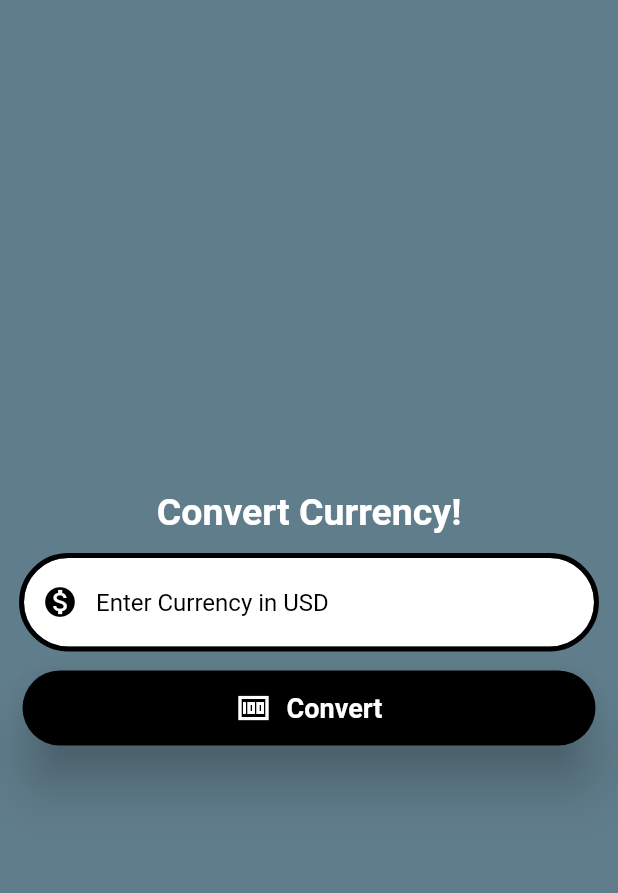
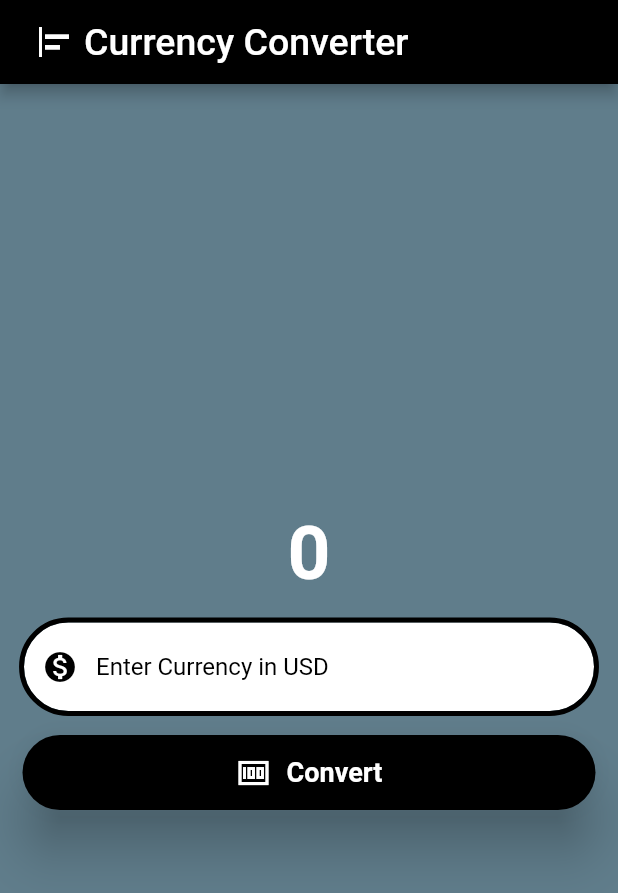
Before and after one commit to sxmbaka/currency_converter, a Flutter app: the screen it shows after launch, on a phone screen of 412 x 824 dp. Shown: the top 893 px of the screen. Run offline on Flutter 3.47's test engine with Material 2 defaults, Android fonts, the phone set to English and light mode, and no system bars.

Commit message:
Added appbar and title.

```diff
--- a/lib/currency_converter_material_page.dart
+++ b/lib/currency_converter_material_page.dart
@@ -18,6 +18,24 @@ class CurrencyConverterMaterialPage extends StatelessWidget {
 
     return Scaffold(
       backgroundColor: Colors.blueGrey,
+      appBar: AppBar(
+        title: const Row(
+          mainAxisAlignment: MainAxisAlignment.start,
+          children: [
+            Padding(
+              padding: EdgeInsets.all(8.0),
+              child: Icon(Icons.align_horizontal_left_outlined),
+            ),
+            Text(
+              'Currency Converter',
+              style: TextStyle(
+                fontSize: 25,
+              ),
+            ),
+          ],
+        ),
+        backgroundColor: Colors.black,
+      ),
       body: Center(
         child: ColoredBox(
           color: const Color.fromRGBO(48, 48, 44, 0),
@@ -25,10 +43,10 @@ class CurrencyConverterMaterialPage extends StatelessWidget {
             mainAxisAlignment: MainAxisAlignment.center,
             children: [
               const Text(
-                'Convert Currency!',
+                '0',
                 style: TextStyle(
                   color: Color.fromARGB(255, 255, 255, 255),
-                  fontSize: 25,
+                  fontSize: 50,
                   fontWeight: FontWeight.bold,
                 ),
               ),
```
